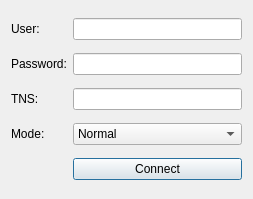
Old version of the form source/qtdesigner/connect_ui.ui in the repository MValaguz/MSql.
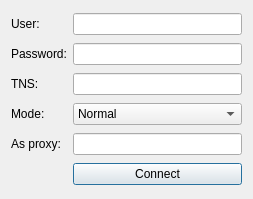
New version of the form. Icons and pictures are not drawn.

What changed in the file:
```diff
--- a/source/qtdesigner/connect_ui.ui
+++ b/source/qtdesigner/connect_ui.ui
@@ -92,7 +92,7 @@
      </item>
     </widget>
    </item>
-   <item row="4" column="2">
+   <item row="6" column="2">
     <widget class="QPushButton" name="b_connect">
      <property name="text">
       <string>Connect</string>
@@ -113,6 +113,19 @@
      </property>
     </widget>
    </item>
+   <item row="4" column="2">
+    <widget class="QLineEdit" name="e_proxy"/>
+   </item>
+   <item row="4" column="0">
+    <widget class="QLabel" name="label_5">
+     <property name="text">
+      <string>As proxy:</string>
+     </property>
+     <property name="buddy">
+      <cstring>e_proxy</cstring>
+     </property>
+    </widget>
+   </item>
   </layout>
  </widget>
  <resources>
```
Left out of the diff: 42 changed lines with no effect on the pictures.
